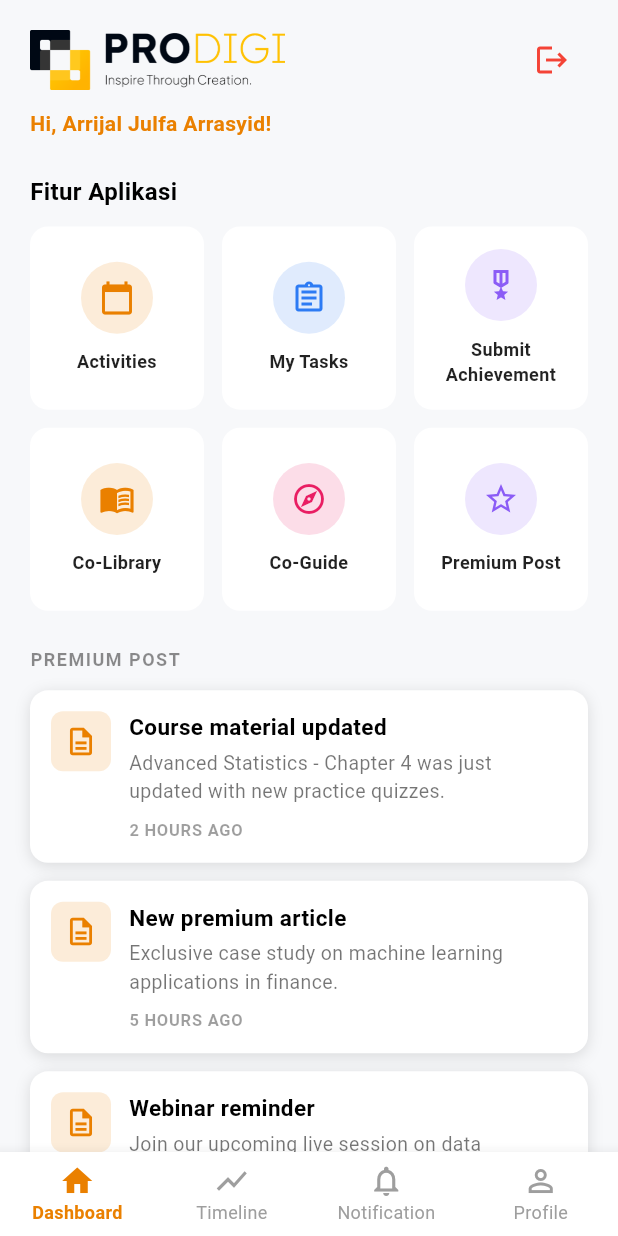
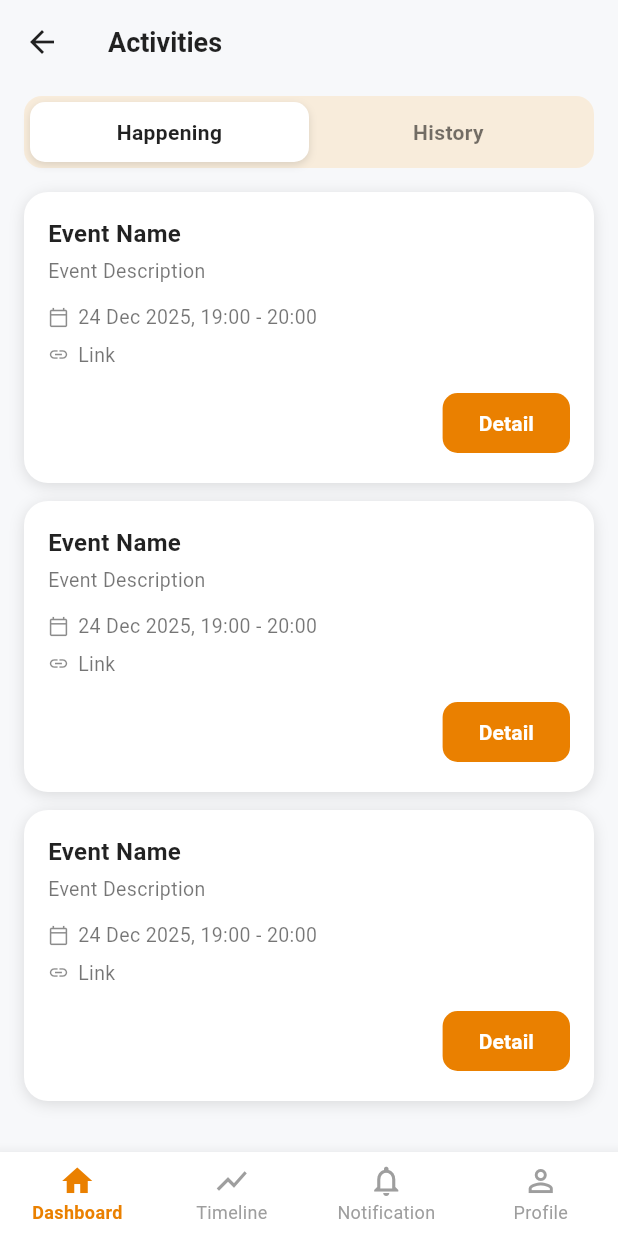
Before and after one commit to Digital-Talent-Center/DTC-Mobile, a Flutter app: the DashboardScreen screen opened directly, after a tap on the "logout" icon, after a tap on "Sign In", after a tap on "Activities", on a phone screen of 412 x 824 dp. Run offline on Flutter 3.47's test engine with Material 3 defaults, Android fonts, the phone set to English and light mode, and no system bars.

Commit message:
Add : activities screen

```diff
--- /dev/null
+++ b/lib/screens/activities_screen.dart
@@ -0,0 +1,254 @@
+import 'package:flutter/material.dart';
+import '../widgets/bottom_navbar.dart';
+
+class ActivitiesScreen extends StatefulWidget {
+  const ActivitiesScreen({Key? key}) : super(key: key);
+
+  @override
+  State<ActivitiesScreen> createState() => _ActivitiesScreenState();
+}
+
+class _ActivitiesScreenState extends State<ActivitiesScreen> {
+  int _selectedTab = 0; // 0 = Happening, 1 = History
+  int _selectedNavIndex = 0;
+
+  final List<Map<String, String>> _happeningEvents = [
+    {
+      'name': 'Event Name',
+      'description': 'Event Description',
+      'date': '24 Dec 2025, 19:00 - 20:00',
+      'link': 'Link',
+    },
+    {
+      'name': 'Event Name',
+      'description': 'Event Description',
+      'date': '24 Dec 2025, 19:00 - 20:00',
+      'link': 'Link',
+    },
+    {
+      'name': 'Event Name',
+      'description': 'Event Description',
+      'date': '24 Dec 2025, 19:00 - 20:00',
+      'link': 'Link',
+    },
+  ];
+
+  final List<Map<String, String>> _historyEvents = [
+    {
+      'name': 'Past Event',
+      'description': 'Past Event Description',
+      'date': '10 Nov 2025, 10:00 - 12:00',
+      'link': 'Link',
+    },
+    {
+      'name': 'Past Event',
+      'description': 'Past Event Description',
+      'date': '05 Oct 2025, 14:00 - 16:00',
+      'link': 'Link',
+    },
+  ];
+
+  @override
+  Widget build(BuildContext context) {
+    final events = _selectedTab == 0 ? _happeningEvents : _historyEvents;
+
+    return Scaffold(
+      backgroundColor: const Color(0xFFF7F8FA),
+      appBar: AppBar(
+        backgroundColor: const Color(0xFFF7F8FA),
+        elevation: 0,
+        leading: IconButton(
+          icon: const Icon(Icons.arrow_back, color: Colors.black87),
+          onPressed: () => Navigator.pop(context),
+        ),
+        title: const Text(
+          'Activities',
+          style: TextStyle(
+            color: Colors.black87,
+            fontWeight: FontWeight.bold,
+            fontSize: 18,
+          ),
+        ),
+      ),
+      body: Column(
+        children: [
+          const SizedBox(height: 8),
+          _buildTabBar(),
+          const SizedBox(height: 16),
+          Expanded(
+            child: ListView.separated(
+              padding: const EdgeInsets.symmetric(horizontal: 16),
+              itemCount: events.length,
+              separatorBuilder: (_, __) => const SizedBox(height: 12),
+              itemBuilder: (context, index) {
+                return _EventCard(event: events[index]);
+              },
+            ),
+          ),
+        ],
+      ),
+      bottomNavigationBar: BottomNavbar(
+        currentIndex: _selectedNavIndex,
+        onTap: (i) => setState(() => _selectedNavIndex = i),
+      ),
+    );
+  }
+
+  Widget _buildTabBar() {
+    return Container(
+      margin: const EdgeInsets.symmetric(horizontal: 16),
+      padding: const EdgeInsets.all(4),
+      decoration: BoxDecoration(
+        color: const Color(0xFFF8ECDB),
+        borderRadius: BorderRadius.circular(12),
+      ),
+      child: Row(
+        children: [
+          _TabButton(
+            label: 'Happening',
+            selected: _selectedTab == 0,
+            onTap: () => setState(() => _selectedTab = 0),
+          ),
+          _TabButton(
+            label: 'History',
+            selected: _selectedTab == 1,
+            onTap: () => setState(() => _selectedTab = 1),
+          ),
+        ],
+      ),
+    );
+  }
+}
+
+class _TabButton extends StatelessWidget {
+  final String label;
+  final bool selected;
+  final VoidCallback onTap;
+
+  const _TabButton({
+    required this.label,
+    required this.selected,
+    required this.onTap,
+  });
+
+  @override
+  Widget build(BuildContext context) {
+    return Expanded(
+      child: GestureDetector(
+        onTap: onTap,
+        child: AnimatedContainer(
+          duration: const Duration(milliseconds: 200),
+          padding: const EdgeInsets.symmetric(vertical: 10),
+          decoration: BoxDecoration(
+            color: selected ? Colors.white : Colors.transparent,
+            borderRadius: BorderRadius.circular(10),
+            boxShadow: selected
+                ? [
+                    const BoxShadow(
+                      color: Colors.black12,
+                      blurRadius: 4,
+                      offset: Offset(0, 2),
+                    )
+                  ]
+                : null,
+          ),
+          child: Text(
+            label,
+            textAlign: TextAlign.center,
+            style: TextStyle(
+              fontWeight: FontWeight.bold,
+              fontSize: 14,
+              color: selected ? Colors.black87 : Colors.black54,
+            ),
+          ),
+        ),
+      ),
+    );
+  }
+}
+
+class _EventCard extends StatelessWidget {
+  final Map<String, String> event;
+
+  const _EventCard({required this.event});
+
+  @override
+  Widget build(BuildContext context) {
+    return Container(
+      padding: const EdgeInsets.all(16),
+      decoration: BoxDecoration(
+        color: Colors.white,
+        borderRadius: BorderRadius.circular(16),
+        boxShadow: const [
+          BoxShadow(color: Colors.black12, blurRadius: 8, offset: Offset(0, 2)),
+        ],
+      ),
+      child: Column(
+        crossAxisAlignment: CrossAxisAlignment.start,
+        children: [
+          Text(
+            event['name'] ?? '',
+            style: const TextStyle(
+              fontWeight: FontWeight.bold,
+              fontSize: 16,
+              color: Colors.black87,
+            ),
+          ),
+          const SizedBox(height: 4),
+          Text(
+            event['description'] ?? '',
+            style: const TextStyle(
+              fontSize: 13,
+              color: Colors.black54,
+            ),
+          ),
+          const SizedBox(height: 12),
+          Row(
+            children: [
+              const Icon(Icons.calendar_today_outlined, size: 14, color: Colors.black45),
+              const SizedBox(width: 6),
+              Text(
+                event['date'] ?? '',
+                style: const TextStyle(fontSize: 13, color: Colors.black54),
+              ),
+            ],
+          ),
+          const SizedBox(height: 6),
+          Row(
+            children: [
+              const Icon(Icons.link, size: 14, color: Colors.black45),
+              const SizedBox(width: 6),
+              Text(
+                event['link'] ?? '',
+                style: const TextStyle(
+                  fontSize: 13,
+                  color: Colors.black54,
+                ),
+              ),
+            ],
+          ),
+          const SizedBox(height: 12),
+          Align(
+            alignment: Alignment.centerRight,
+            child: ElevatedButton(
+              onPressed: () {},
+              style: ElevatedButton.styleFrom(
+                backgroundColor: const Color(0xFFEA8000),
+                foregroundColor: Colors.white,
+                shape: RoundedRectangleBorder(
+                  borderRadius: BorderRadius.circular(10),
+                ),
+                padding: const EdgeInsets.symmetric(horizontal: 24, vertical: 10),
+                elevation: 0,
+              ),
+              child: const Text(
+                'Detail',
+                style: TextStyle(fontWeight: FontWeight.bold, fontSize: 14),
+              ),
+            ),
+          ),
+        ],
+      ),
+    );
+  }
+}
--- a/lib/screens/dashboard_screen.dart
+++ b/lib/screens/dashboard_screen.dart
@@ -1,6 +1,7 @@
 import 'package:flutter/material.dart';
 import '../widgets/bottom_navbar.dart';
 import 'login_screen.dart';
+import 'activities_screen.dart';
 
 class DashboardScreen extends StatefulWidget {
   const DashboardScreen({Key? key}) : super(key: key);
@@ -151,7 +152,14 @@ class _DashboardScreenState extends State<DashboardScreen> {
                     icon: f['icon'] as IconData,
                     label: f['label'] as String,
                     color: f['color'] as Color,
-                    onTap: () {},
+                    onTap: () {
+                      if (f['label'] == 'Activities') {
+                        Navigator.push(
+                          context,
+                          MaterialPageRoute(builder: (_) => const ActivitiesScreen()),
+                        );
+                      }
+                    },
                   );
                 }).toList(),
               ),
```
